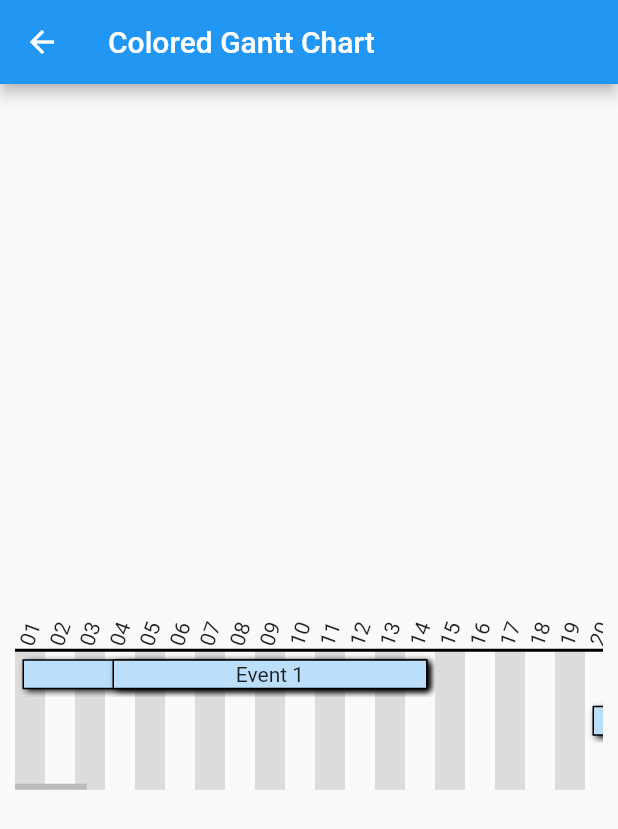
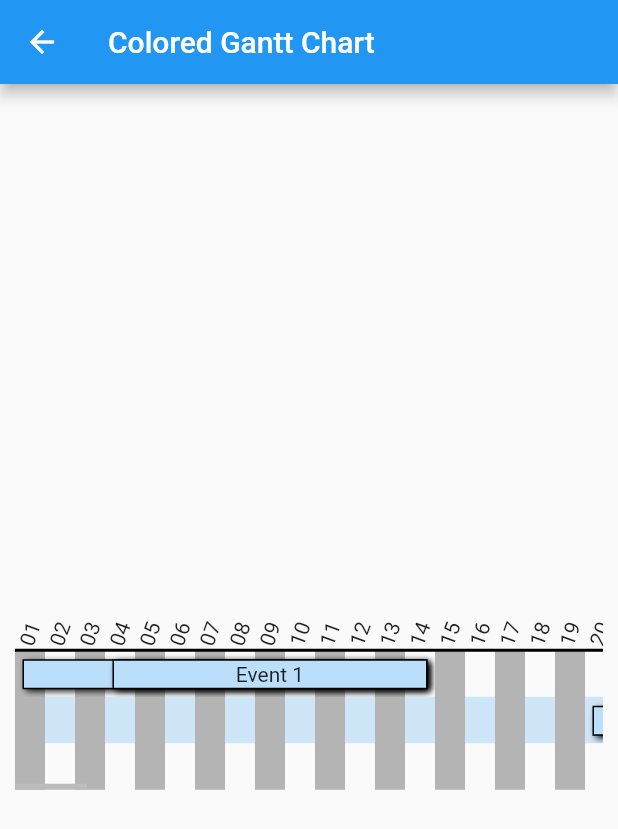
Before and after one commit to IvanHerreraCasas/dynamic_timeline, a Flutter app: the ColoredGanttChart screen opened directly, on a phone screen of 412 x 824 dp. Shown: the top 829 px of the screen. Run offline on Flutter 3.47's test engine with Material 2 defaults, Android fonts, the phone set to English and light mode, and no system bars.

Commit message:
- introduced a new calls for flexible interval coloration

```diff
--- a/example/lib/background_painter_samples/colored_gantt_chart.dart
+++ b/example/lib/background_painter_samples/colored_gantt_chart.dart
@@ -85,7 +85,10 @@ class _ColoredGanttChartState extends State<ColoredGanttChart> {
                 intervalExtent: 20,
                 maxCrossAxisItemExtent: 30,
                 crossAxisSpacing: 1,
-                intervalPainters: [HorizontalIntervalPainter()],
+                intervalPainters: [
+                  ColoredIntervalPainter.createVertical(intervalColorCallback: (interval) => interval%2 == 1 ?Colors.blue.withOpacity(0.2):null),
+
+                  ColoredIntervalPainter.createHorizontal()],
                 //intervalPainters: [VerticalIntervalPainter()],
                 items: items,
               ),
--- a/example/lib/background_painter_samples/colored_weekly_timetable.dart
+++ b/example/lib/background_painter_samples/colored_weekly_timetable.dart
@@ -82,7 +82,7 @@ class _ColoredWeeklyTimetableState extends State<ColoredWeeklyTimetable> {
                     intervalDuration: const Duration(hours: 1),
                     crossAxisCount: 7,
                     intervalExtent: 50,
-                    intervalPainters: [VerticalIntervalPainter()],
+                    intervalPainters: [ColoredIntervalPainter.createVertical()],
                     //intervalPainters: [HorizontalIntervalPainter()],
                     items: items,
                   ),
--- a/lib/dynamic_timeline.dart
+++ b/lib/dynamic_timeline.dart
@@ -2,4 +2,4 @@ library dynamic_timeline;
 
 export 'src/rendering/rendering.dart';
 export 'src/widgets/widgets.dart';
-export 'src/rendering/painter/interval_painter/interval_painter.dart';
+export 'src/rendering/painter/interval_painter/colored_interval_painer.dart';
--- /dev/null
+++ b/lib/src/rendering/painter/interval_painter/background_painter.dart
@@ -0,0 +1,17 @@
+import 'package:flutter/material.dart';
+import 'background_painter_data.dart';
+
+abstract class BackgroundPainter {
+  BackgroundPainter();
+
+  BackgroundPainterData data = BackgroundPainterData();
+
+  Axis get painterDirection;
+
+  void paint(
+      Canvas canvas,
+      Offset canvasOffset,
+      );
+
+  void setLayout({required BackgroundPainterData data}) => this.data = data;
+}
--- a/lib/src/rendering/painter/interval_painter/interval_painter_data.dart
+++ b/lib/src/rendering/painter/interval_painter/background_painter_data.dart
@@ -1,7 +1,8 @@
 import 'package:flutter/material.dart';
 
-class IntervalPainterData {
-  IntervalPainterData(
+class BackgroundPainterData {
+
+  BackgroundPainterData(
       {this.mainAxisExtend = 0,
       this.crossAxisExtend = 0,
       this.numberOfIntervals = 0,
--- /dev/null
+++ b/lib/src/rendering/painter/interval_painter/colored_interval_painer.dart
@@ -0,0 +1,29 @@
+import 'package:flutter/src/painting/basic_types.dart';
+import 'interval_painter.dart';
+import 'dart:ui';
+
+class ColoredIntervalPainter extends IntervalPainter {
+  Color? Function(int intervalIdx) _getIntervalColor =
+      (intervalIdx) => <Color?>[const Color.fromARGB(255, 180, 180, 180), null][intervalIdx % 2];
+
+  static IntervalPainter createHorizontal(
+          {Color? Function(int intervalIdx)? intervalColorCallback}) =>
+      ColoredIntervalPainter._(axis: Axis.horizontal)..setIntervalColor(intervalColorCallback);
+
+  static IntervalPainter createVertical(
+          {Color? Function(int intervalIdx)? intervalColorCallback}) =>
+      ColoredIntervalPainter._(axis: Axis.vertical)..setIntervalColor(intervalColorCallback);
+
+  ColoredIntervalPainter._({required Axis axis}) : super(drawingAxis: axis);
+
+  void setIntervalColor(Color? Function(int intervalIdx)? callback) =>
+      _getIntervalColor = callback ?? _getIntervalColor;
+
+  @override
+  void paintCallback(Canvas canvas, Rect drawingRegion, int intervalIdx) {
+    var color = _getIntervalColor(intervalIdx);
+    if (color == null) return;
+    var paint = Paint()..color = color!;
+    canvas.drawRect(drawingRegion, paint);
+  }
+}
--- a/lib/src/rendering/painter/interval_painter/interval_painter.dart
+++ b/lib/src/rendering/painter/interval_painter/interval_painter.dart
@@ -1,64 +1,41 @@
 import 'package:flutter/material.dart';
-import 'interval_painter_data.dart';
+import 'background_painter_data.dart';
+import 'background_painter.dart';
 
-abstract class IntervalPainter {
-  IntervalPainter();
+abstract class IntervalPainter extends BackgroundPainter {
+  IntervalPainter({required Axis drawingAxis})
+      : _regionCalculation = drawingAxis == Axis.horizontal
+            ? _horizontalRegionCalculation
+            : _verticalRegionCalculation,
+        this._painterDirection = drawingAxis;
 
-  IntervalPainterData data = IntervalPainterData();
+  final Axis _painterDirection;
 
-  Axis get painterDirection;
+  Rect Function(BackgroundPainterData data, Offset canvasOffset, int idx) _regionCalculation;
 
-  void paint(
-    Canvas canvas,
-    Offset canvasOffset,
-  );
-
-  void setLayout({required IntervalPainterData data}) => this.data = data;
-}
-
-class HorizontalIntervalPainter extends IntervalPainter {
-  HorizontalIntervalPainter();
+  void paintCallback(Canvas canvas, Rect drawingRegion, int intervalIdx);
 
   @override
-  Axis get painterDirection => Axis.horizontal;
+  Axis get painterDirection => _painterDirection;
 
   @override
   void paint(Canvas canvas, Offset canvasOffset) {
-    var paint = Paint()..color = Colors.black12;
-    for (var i = 0; i < data.numberOfIntervals; i++) {
-      if (i % 2 == 0)
-        canvas.drawRect(
-            Rect.fromLTWH(
-                canvasOffset.dx + data.mainAxisOffset + i * data.mainAxisExtend,
-                canvasOffset.dy + data.crossAxisOffset,
-                data.mainAxisExtend,
-                data.crossAxisExtend),
-            paint);
+    for (var idx = 0; idx < data.numberOfIntervals; idx++) {
+      paintCallback(canvas, _regionCalculation(data, canvasOffset, idx), idx);
     }
   }
-}
 
-class VerticalIntervalPainter extends IntervalPainter {
-  VerticalIntervalPainter();
+  static Rect _horizontalRegionCalculation(
+      BackgroundPainterData data, Offset canvasOffset, int idx) {
+    return Rect.fromLTWH(canvasOffset.dx + data.mainAxisOffset + idx * data.mainAxisExtend,
+        canvasOffset.dy + data.crossAxisOffset, data.mainAxisExtend, data.crossAxisExtend);
+  }
 
-  @override
-  Axis get painterDirection => Axis.vertical;
-
-  @override
-  void paint(
-    Canvas canvas,
-    Offset canvasOffset,
-  ) {
-    var paint = Paint()..color = Colors.black12;
-    for (var i = 0; i < data.numberOfIntervals; i++) {
-      if (i % 2 == 0)
-        canvas.drawRect(
-            Rect.fromLTWH(
-                canvasOffset.dx + data.crossAxisOffset,
-                canvasOffset.dy + data.mainAxisOffset + i * data.mainAxisExtend,
-                data.crossAxisExtend,
-                data.mainAxisExtend),
-            paint);
-    }
+  static Rect _verticalRegionCalculation(BackgroundPainterData data, Offset canvasOffset, int idx) {
+    return Rect.fromLTWH(
+        canvasOffset.dx + data.crossAxisOffset,
+        canvasOffset.dy + data.mainAxisOffset + idx * data.mainAxisExtend,
+        data.crossAxisExtend,
+        data.mainAxisExtend);
   }
 }
--- a/lib/src/rendering/render_dynamic_timeline.dart
+++ b/lib/src/rendering/render_dynamic_timeline.dart
@@ -5,7 +5,7 @@ import '../../dynamic_timeline.dart';
 import '../widgets/timeline_label_container.dart';
 import 'painter/interval_painter/interval_painter.dart';
 import 'painter/horizontal_timeline_painter.dart';
-import 'painter/interval_painter/interval_painter_data.dart';
+import 'painter/interval_painter/background_painter_data.dart';
 import 'painter/vertical_timeline_painter.dart';
 import 'package:flutter/rendering.dart';
 
```
Also changed, not shown: lib/src/rendering/dynamic_timeline_layout.dart (+6 -6 lines), 1 other file.
